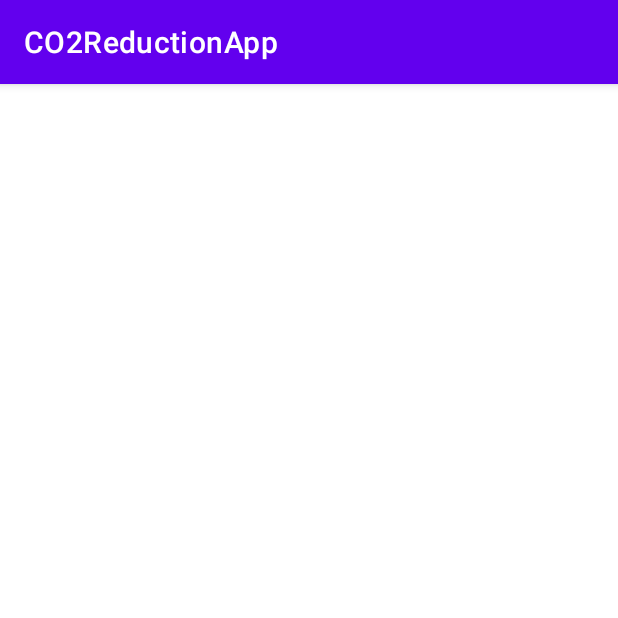
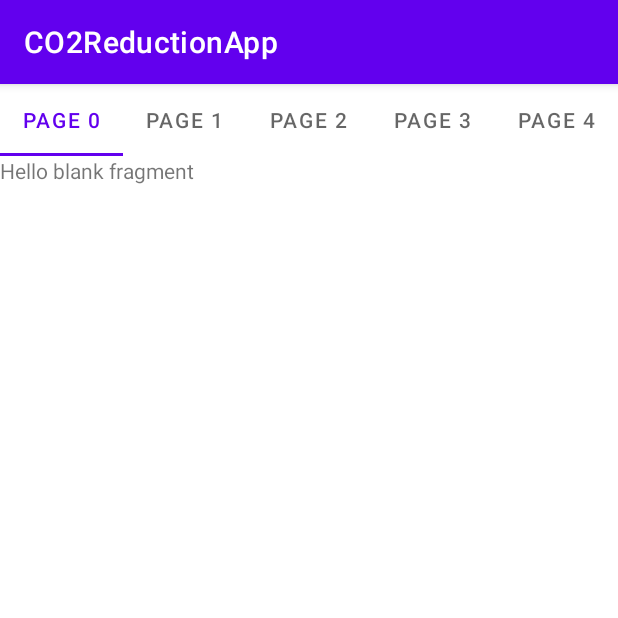
Before and after one commit to msc94/hackatum-2021, an Android app: the screen it shows after launch (MainActivity), on a phone screen of 412 x 824 dp, the top half of it. Run offline under Robolectric (Android 15) with nearby library versions, the phone set to English and light mode, and no system bars.

Commit message:
Tab based layout

```diff
--- a/app/build.gradle
+++ b/app/build.gradle
@@ -32,6 +32,7 @@
     implementation 'androidx.appcompat:appcompat:1.4.0'
     implementation 'com.google.android.material:material:1.4.0'
     implementation 'androidx.constraintlayout:constraintlayout:2.1.2'
+    implementation 'androidx.legacy:legacy-support-v4:1.0.0'
     testImplementation 'junit:junit:4.+'
     androidTestImplementation 'androidx.test.ext:junit:1.1.3'
     androidTestImplementation 'androidx.test.espresso:espresso-core:3.4.0'
--- a/app/src/main/java/com/example/co2reductionapp/MainActivity.java
+++ b/app/src/main/java/com/example/co2reductionapp/MainActivity.java
@@ -1,12 +1,18 @@
 package com.example.co2reductionapp;
 
 import androidx.appcompat.app.AppCompatActivity;
+import androidx.fragment.app.Fragment;
+import androidx.fragment.app.FragmentManager;
+import androidx.fragment.app.FragmentStatePagerAdapter;
 import androidx.viewpager.widget.ViewPager;
 
 import android.os.Bundle;
 
+import com.google.android.material.tabs.TabLayout;
+
 public class MainActivity extends AppCompatActivity {
     private ViewPager mPager;
+    private TabLayout mTabLayout;
 
     @Override
     protected void onCreate(Bundle savedInstanceState) {
@@ -14,5 +20,34 @@
         setContentView(R.layout.activity_main);
 
         mPager = (ViewPager) findViewById(R.id.pager);
+        mPager.setAdapter(new ScreenSlidePagerAdapter(getSupportFragmentManager()));
+
+        mTabLayout = (TabLayout) findViewById(R.id.tab_layout);
+        mTabLayout.setupWithViewPager(mPager);
+    }
+
+    /**
+     * A simple pager adapter that represents 5 ScreenSlidePageFragment objects, in
+     * sequence.
+     */
+    private class ScreenSlidePagerAdapter extends FragmentStatePagerAdapter {
+        public ScreenSlidePagerAdapter(FragmentManager fm) {
+            super(fm);
+        }
+
+        @Override
+        public Fragment getItem(int position) {
+            return new PageFragment();
+        }
+
+        @Override
+        public int getCount() {
+            return 5;
+        }
+
+        @Override
+        public CharSequence getPageTitle(int position) {
+            return "Page " + position;
+        }
     }
 }
--- /dev/null
+++ b/app/src/main/java/com/example/co2reductionapp/PageFragment.java
@@ -0,0 +1,64 @@
+package com.example.co2reductionapp;
+
+import android.os.Bundle;
+
+import androidx.fragment.app.Fragment;
+
+import android.view.LayoutInflater;
+import android.view.View;
+import android.view.ViewGroup;
+
+/**
+ * A simple {@link Fragment} subclass.
+ * Use the {@link PageFragment#newInstance} factory method to
+ * create an instance of this fragment.
+ */
+public class PageFragment extends Fragment {
+
+    // TODO: Rename parameter arguments, choose names that match
+    // the fragment initialization parameters, e.g. ARG_ITEM_NUMBER
+    private static final String ARG_PARAM1 = "param1";
+    private static final String ARG_PARAM2 = "param2";
+
+    // TODO: Rename and change types of parameters
+    private String mParam1;
+    private String mParam2;
+
+    public PageFragment() {
+        // Required empty public constructor
+    }
+
+    /**
+     * Use this factory method to create a new instance of
+     * this fragment using the provided parameters.
+     *
+     * @param param1 Parameter 1.
+     * @param param2 Parameter 2.
+     * @return A new instance of fragment PageFragment.
+     */
+    // TODO: Rename and change types and number of parameters
+    public static PageFragment newInstance(String param1, String param2) {
+        PageFragment fragment = new PageFragment();
+        Bundle args = new Bundle();
+        args.putString(ARG_PARAM1, param1);
+        args.putString(ARG_PARAM2, param2);
+        fragment.setArguments(args);
+        return fragment;
+    }
+
+    @Override
+    public void onCreate(Bundle savedInstanceState) {
+        super.onCreate(savedInstanceState);
+        if (getArguments() != null) {
+            mParam1 = getArguments().getString(ARG_PARAM1);
+            mParam2 = getArguments().getString(ARG_PARAM2);
+        }
+    }
+
+    @Override
+    public View onCreateView(LayoutInflater inflater, ViewGroup container,
+                             Bundle savedInstanceState) {
+        // Inflate the layout for this fragment
+        return inflater.inflate(R.layout.fragment_page, container, false);
+    }
+}
--- /dev/null
+++ b/app/src/main/res/layout/fragment_page.xml
@@ -0,0 +1,15 @@
+<?xml version="1.0" encoding="utf-8"?>
+<FrameLayout xmlns:android="http://schemas.android.com/apk/res/android"
+    xmlns:tools="http://schemas.android.com/tools"
+    android:layout_width="match_parent"
+    android:layout_height="match_parent"
+    tools:context=".PageFragment">
+
+    <!-- TODO: Update blank fragment layout -->
+    <TextView
+        android:id="@+id/page_text"
+        android:layout_width="match_parent"
+        android:layout_height="match_parent"
+        android:text="@string/hello_blank_fragment" />
+
+</FrameLayout>
--- a/app/src/main/res/values/strings.xml
+++ b/app/src/main/res/values/strings.xml
@@ -1,3 +1,5 @@
 <resources>
     <string name="app_name">CO2ReductionApp</string>
+    <!-- TODO: Remove or change this placeholder text -->
+    <string name="hello_blank_fragment">Hello blank fragment</string>
 </resources>
```
